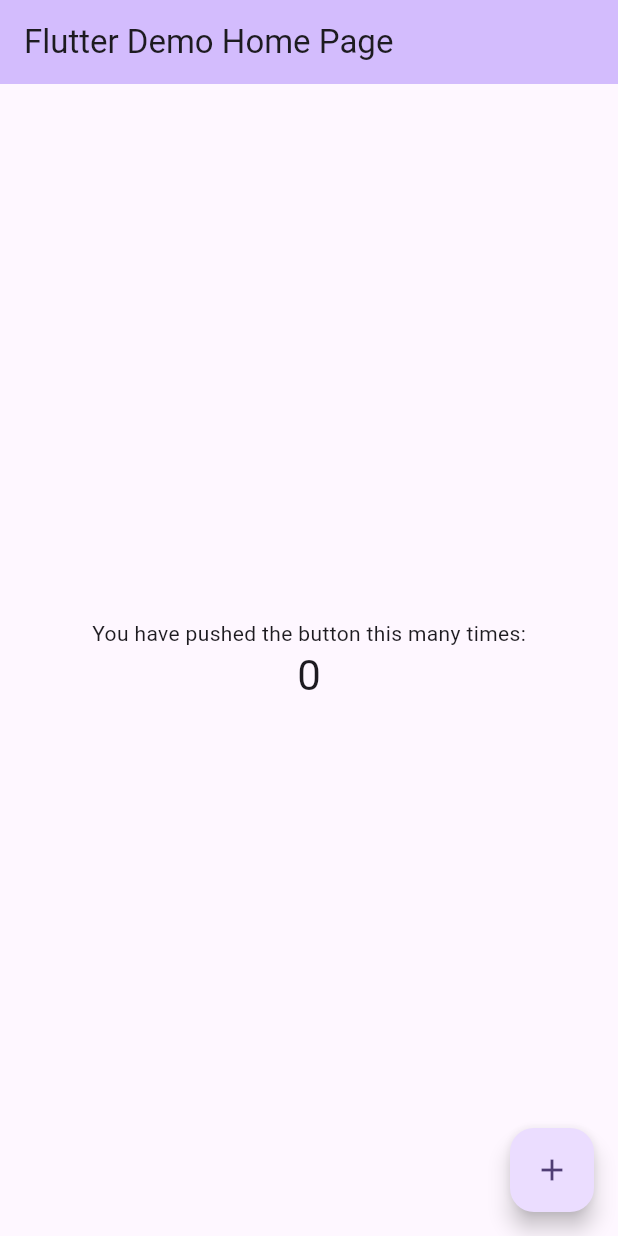
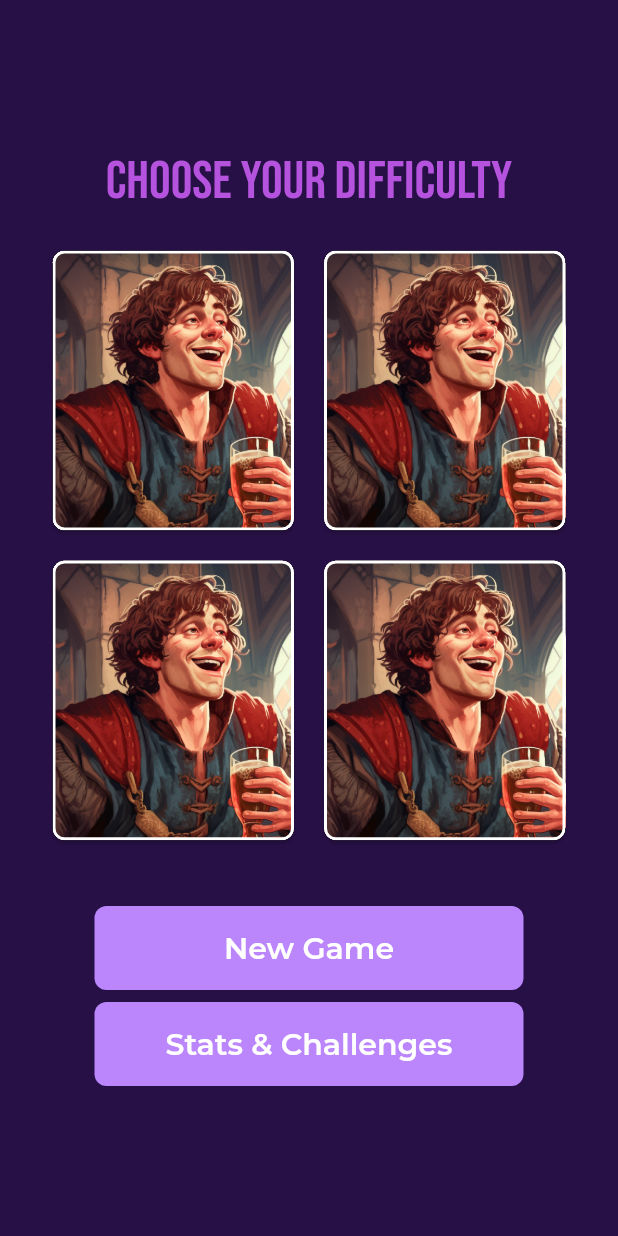
Before and after one commit to danielmrrk/CS-50-Final-Project-Tick-Tack, a Flutter app: the screen it shows after launch, on a phone screen of 412 x 824 dp. Run offline on Flutter 3.47's test engine with Material 2 defaults, Android fonts, the phone set to English and light mode, and no system bars; our stand-ins replace google_fonts.

Commit message:
feat(main_screen): select works, improvable logic.

```diff
--- /dev/null
+++ b/lib/general/theme/button_theme.dart
@@ -0,0 +1,33 @@
+import 'package:flutter/material.dart';
+import 'package:google_fonts/google_fonts.dart';
+
+class TTButtonStyle {
+  static final fullWidthButtonStyle = ButtonStyle(
+    shape: MaterialStateProperty.all(
+      RoundedRectangleBorder(borderRadius: BorderRadius.circular(8)),
+    ),
+  );
+}
+
+class TTButton {
+  const TTButton({required this.title});
+  final String title;
+
+  Widget get fullWidthButton => SizedBox(
+        height: 56,
+        width: double.infinity,
+        child: FilledButton(
+          onPressed: () {},
+          style: TTButtonStyle.fullWidthButtonStyle,
+          child: Text(
+            title,
+            textAlign: TextAlign.center,
+            style: GoogleFonts.montserrat(
+              fontSize: 20,
+              fontWeight: FontWeight.w600,
+              color: Colors.white,
+            ),
+          ),
+        ),
+      );
+}
--- a/lib/main.dart
+++ b/lib/main.dart
@@ -1,125 +1,20 @@
 import 'package:flutter/material.dart';
+import 'package:tic_tac/main_sceen/main_screen.dart';
+
+const ColorScheme kColorScheme = ColorScheme.dark(background: Color(0xff271045), onBackground: Color(0xff271045));
 
 void main() {
-  runApp(const MyApp());
+  runApp(const TicTacApp());
 }
 
-class MyApp extends StatelessWidget {
-  const MyApp({super.key});
+class TicTacApp extends StatelessWidget {
+  const TicTacApp({super.key});
 
-  // This widget is the root of your application.
   @override
   Widget build(BuildContext context) {
     return MaterialApp(
-      title: 'Flutter Demo',
-      theme: ThemeData(
-        // This is the theme of your application.
-        //
-        // TRY THIS: Try running your application with "flutter run". You'll see
-        // the application has a blue toolbar. Then, without quitting the app,
-        // try changing the seedColor in the colorScheme below to Colors.green
-        // and then invoke "hot reload" (save your changes or press the "hot
-        // reload" button in a Flutter-supported IDE, or press "r" if you used
-        // the command line to start the app).
-        //
-        // Notice that the counter didn't reset back to zero; the application
-        // state is not lost during the reload. To reset the state, use hot
-        // restart instead.
-        //
-        // This works for code too, not just values: Most code changes can be
-        // tested with just a hot reload.
-        colorScheme: ColorScheme.fromSeed(seedColor: Colors.deepPurple),
-        useMaterial3: true,
-      ),
-      home: const MyHomePage(title: 'Flutter Demo Home Page'),
+      home: const MainScreen(),
+      theme: ThemeData(colorScheme: kColorScheme),
     );
   }
 }
-
-class MyHomePage extends StatefulWidget {
-  const MyHomePage({super.key, required this.title});
-
-  // This widget is the home page of your application. It is stateful, meaning
-  // that it has a State object (defined below) that contains fields that affect
-  // how it looks.
-
-  // This class is the configuration for the state. It holds the values (in this
-  // case the title) provided by the parent (in this case the App widget) and
-  // used by the build method of the State. Fields in a Widget subclass are
-  // always marked "final".
-
-  final String title;
-
-  @override
-  State<MyHomePage> createState() => _MyHomePageState();
-}
-
-class _MyHomePageState extends State<MyHomePage> {
-  int _counter = 0;
-
-  void _incrementCounter() {
-    setState(() {
-      // This call to setState tells the Flutter framework that something has
-      // changed in this State, which causes it to rerun the build method below
-      // so that the display can reflect the updated values. If we changed
-      // _counter without calling setState(), then the build method would not be
-      // called again, and so nothing would appear to happen.
-      _counter++;
-    });
-  }
-
-  @override
-  Widget build(BuildContext context) {
-    // This method is rerun every time setState is called, for instance as done
-    // by the _incrementCounter method above.
-    //
-    // The Flutter framework has been optimized to make rerunning build methods
-    // fast, so that you can just rebuild anything that needs updating rather
-    // than having to individually change instances of widgets.
-    return Scaffold(
-      appBar: AppBar(
-        // TRY THIS: Try changing the color here to a specific color (to
-        // Colors.amber, perhaps?) and trigger a hot reload to see the AppBar
-        // change color while the other colors stay the same.
-        backgroundColor: Theme.of(context).colorScheme.inversePrimary,
-        // Here we take the value from the MyHomePage object that was created by
-        // the App.build method, and use it to set our appbar title.
-        title: Text(widget.title),
-      ),
-      body: Center(
-        // Center is a layout widget. It takes a single child and positions it
-        // in the middle of the parent.
-        child: Column(
-          // Column is also a layout widget. It takes a list of children and
-          // arranges them vertically. By default, it sizes itself to fit its
-          // children horizontally, and tries to be as tall as its parent.
-          //
-          // Column has various properties to control how it sizes itself and
-          // how it positions its children. Here we use mainAxisAlignment to
-          // center the children vertically; the main axis here is the vertical
-          // axis because Columns are vertical (the cross axis would be
-          // horizontal).
-          //
-          // TRY THIS: Invoke "debug painting" (choose the "Toggle Debug Paint"
-          // action in the IDE, or press "p" in the console), to see the
-          // wireframe for each widget.
-          mainAxisAlignment: MainAxisAlignment.center,
-          children: <Widget>[
-            const Text(
-              'You have pushed the button this many times:',
-            ),
-            Text(
-              '$_counter',
-              style: Theme.of(context).textTheme.headlineMedium,
-            ),
-          ],
-        ),
-      ),
-      floatingActionButton: FloatingActionButton(
-        onPressed: _incrementCounter,
-        tooltip: 'Increment',
-        child: const Icon(Icons.add),
-      ), // This trailing comma makes auto-formatting nicer for build methods.
-    );
-  }
-}
--- /dev/null
+++ b/lib/main_sceen/difficulty_grid.dart
@@ -0,0 +1,66 @@
+import 'package:flutter/material.dart';
+import 'package:tic_tac/main_sceen/difficulty_item.dart';
+
+class DifficultyGrid extends StatefulWidget {
+  const DifficultyGrid({super.key});
+
+  @override
+  State<DifficultyGrid> createState() => _DifficultyGridState();
+}
+
+class _DifficultyGridState extends State<DifficultyGrid> {
+  bool deactivatedStatus = false;
+  bool isDarkened = false;
+  @override
+  Widget build(BuildContext context) {
+    return Expanded(
+      child: GridView.count(
+        crossAxisCount: 2,
+        physics: const NeverScrollableScrollPhysics(),
+        padding: EdgeInsets.zero,
+        childAspectRatio: 164 / 188,
+        children: [
+          DifficultyItem(
+            leftSide: true,
+            upSide: true,
+            deactivateSelection: deactivateSelection,
+            deactivate: deactivatedStatus,
+            isDarkened: isDarkened,
+          ),
+          DifficultyItem(
+            rightSide: true,
+            upSide: true,
+            deactivateSelection: deactivateSelection,
+            deactivate: deactivatedStatus,
+            isDarkened: isDarkened,
+          ),
+          DifficultyItem(
+            leftSide: true,
+            downSide: true,
+            deactivateSelection: deactivateSelection,
+            deactivate: deactivatedStatus,
+            isDarkened: isDarkened,
+          ),
+          DifficultyItem(
+            rightSide: true,
+            downSide: true,
+            deactivateSelection: deactivateSelection,
+            deactivate: deactivatedStatus,
+            isDarkened: isDarkened,
+          )
+        ],
+      ),
+    );
+  }
+
+  void deactivateSelection(bool selected) {
+    setState(() {
+      deactivatedStatus = true;
+      if (selected) {
+        isDarkened = true;
+      } else {
+        isDarkened = false;
+      }
+    });
+  }
+}
--- /dev/null
+++ b/lib/main_sceen/difficulty_item.dart
@@ -0,0 +1,91 @@
+import 'package:flutter/material.dart';
+
+class DifficultyItem extends StatefulWidget {
+  const DifficultyItem({
+    super.key,
+    this.leftSide,
+    this.rightSide,
+    this.upSide,
+    this.downSide,
+    required this.deactivateSelection,
+    required this.deactivate,
+    required this.isDarkened,
+  });
+
+  final bool? leftSide;
+  final bool? rightSide;
+  final bool? downSide;
+  final bool? upSide;
+  final Function(bool selected) deactivateSelection;
+  final bool deactivate;
+  final bool isDarkened;
+
+  @override
+  State<DifficultyItem> createState() => _DifficultyItemState();
+}
+
+class _DifficultyItemState extends State<DifficultyItem> {
+  bool selected = false;
+  bool mainSelect = false;
+
+  @override
+  Widget build(BuildContext context) {
+    if (widget.deactivate && !mainSelect) selected = false;
+    mainSelect = false;
+    return Padding(
+      padding: EdgeInsets.fromLTRB(
+        widget.rightSide == true
+            ? !selected
+                ? 6
+                : 0
+            : 0,
+        widget.downSide == true
+            ? !selected
+                ? 6
+                : 0
+            : 0,
+        widget.leftSide == true
+            ? !selected
+                ? 6
+                : 0
+            : 0,
+        widget.upSide == true
+            ? !selected
+                ? 6
+                : 0
+            : 0,
+      ),
+      child: GestureDetector(
+        onTap: () {
+          setState(() {
+            selected = !selected;
+            widget.deactivateSelection(selected);
+            mainSelect = true;
+          });
+        },
+        child: SizedBox(
+          height: 196,
+          width: 172,
+          child: Card(
+            margin: EdgeInsets.all(selected ? 0 : 4),
+            clipBehavior: Clip.hardEdge,
+            shape: RoundedRectangleBorder(
+              borderRadius: BorderRadius.circular(8),
+              side: BorderSide(color: selected ? const Color(0xff00A5EC) : Colors.white, width: selected ? 4 : 2, strokeAlign: -1),
+            ),
+            child: Image(
+              image: AssetImage(
+                selected
+                    ? "assets/edited_drunkard_2.png"
+                    : widget.isDarkened
+                        ? "assets/grey_drunkard.png"
+                        : "assets/drunkard.png",
+              ),
+              fit: BoxFit.contain,
+            ),
+          ),
+        ),
+      ),
+    );
+  }
+}
--- /dev/null
+++ b/lib/main_sceen/main_screen.dart
@@ -0,0 +1,43 @@
+import 'package:flutter/material.dart';
+import 'package:tic_tac/general/theme/button_theme.dart';
+import 'package:google_fonts/google_fonts.dart';
+import 'package:tic_tac/main_sceen/difficulty_grid.dart';
+
+class MainScreen extends StatefulWidget {
+  const MainScreen({super.key});
+
+  @override
+  State<MainScreen> createState() => _MainScreenState();
+}
+
+class _MainScreenState extends State<MainScreen> {
+  @override
+  Widget build(BuildContext context) {
+    return Scaffold(
+      backgroundColor: const Color(0xff271045),
+      body: Padding(
+        padding: const EdgeInsets.fromLTRB(31, 100, 31, 100),
+        child: Column(
+          crossAxisAlignment: CrossAxisAlignment.center,
+          children: [
+            Text("Choose your difficulty",
+                style: GoogleFonts.bebasNeue(fontSize: 36, color: const Color(0xffB552DE), fontWeight: FontWeight.w400)),
+            const SizedBox(height: 20),
+            const DifficultyGrid(),
+            const SizedBox(height: 30),
+            Padding(
+              padding: const EdgeInsets.symmetric(horizontal: 32),
+              child: Column(
+                children: [
+                  const TTButton(title: "New Game").fullWidthButton,
+                  const SizedBox(height: 8),
+                  const TTButton(title: "Stats & Challenges").fullWidthButton,
+                ],
+              ),
+            )
+          ],
+        ),
+      ),
+    );
+  }
+}
```
Also changed, not shown: pubspec.yaml (+4 -4 lines), assets/dark_wizard.png (added), assets/drunkard.png (added), assets/edited_drunkard.png (added), assets/edited_drunkard_2.png (added), assets/grey_drunkard.png (added), assets/novice.png (added), assets/white_knight.png (added), pubspec.lock, 2 other files.
